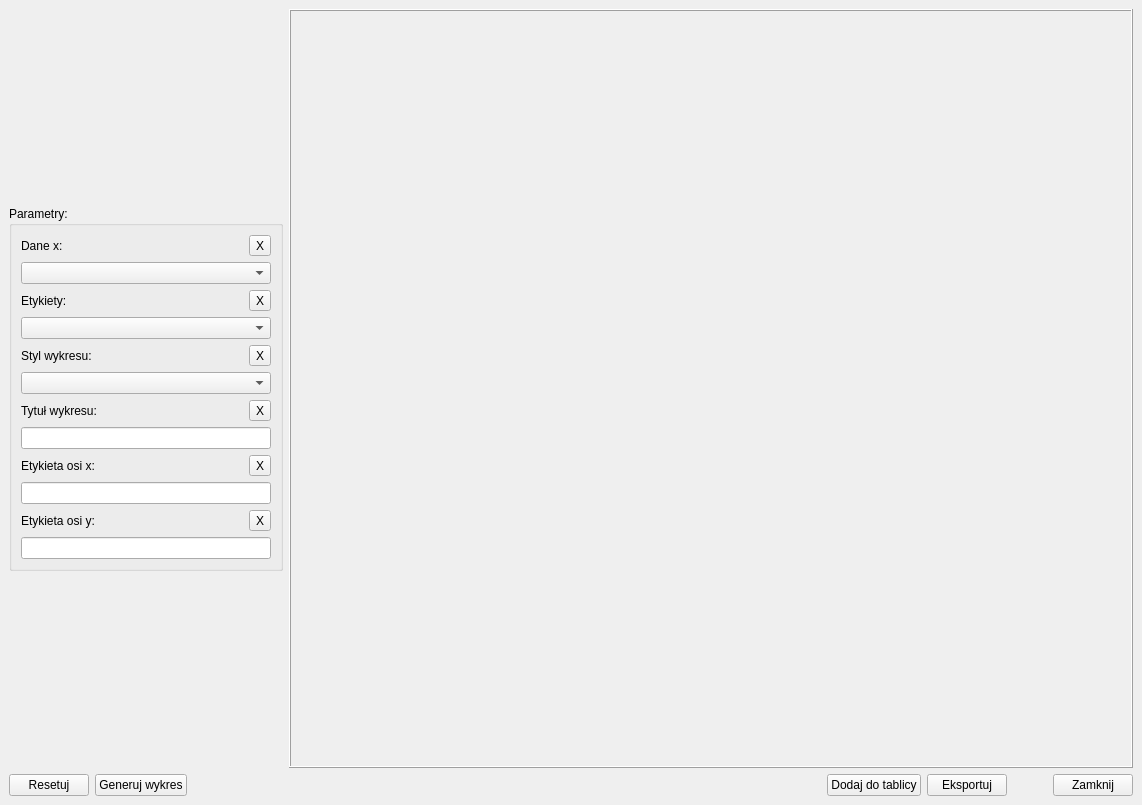
Above: ui/Plots/pie-plot-window.ui from OskarLewandowski/dex-data-experience before the change. Below: the same form after it.
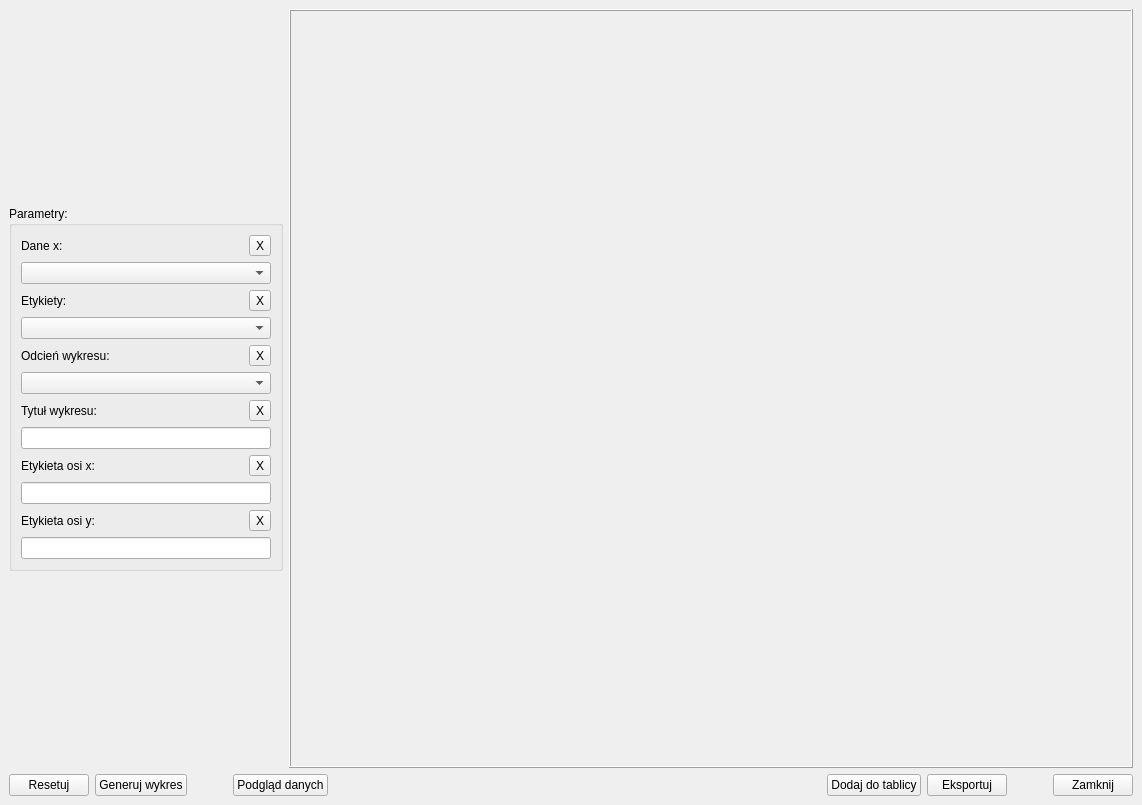
That is the form after the change.

```diff
--- a/ui/Plots/pie-plot-window.ui
+++ b/ui/Plots/pie-plot-window.ui
@@ -152,7 +152,7 @@
                  <item>
                   <widget class="QLabel" name="label_6">
                    <property name="text">
-                    <string>Styl wykresu:</string>
+                    <string>Odcień wykresu:</string>
                    </property>
                   </widget>
                  </item>
@@ -445,6 +445,29 @@
         </property>
        </widget>
       </item>
+      <item>
+       <spacer name="horizontalSpacer">
+        <property name="orientation">
+         <enum>Qt::Horizontal</enum>
+        </property>
+        <property name="sizeType">
+         <enum>QSizePolicy::Fixed</enum>
+        </property>
+        <property name="sizeHint" stdset="0">
+         <size>
+          <width>40</width>
+          <height>20</height>
+         </size>
+        </property>
+       </spacer>
+      </item>
+      <item>
+       <widget class="QPushButton" name="pushButton_Data_Preview">
+        <property name="text">
+         <string>Podgląd danych</string>
+        </property>
+       </widget>
+      </item>
       <item>
        <spacer name="horizontalSpacer_2">
         <property name="orientation">
```
Left out of the diff: 4 changed lines with no effect on the pictures.
